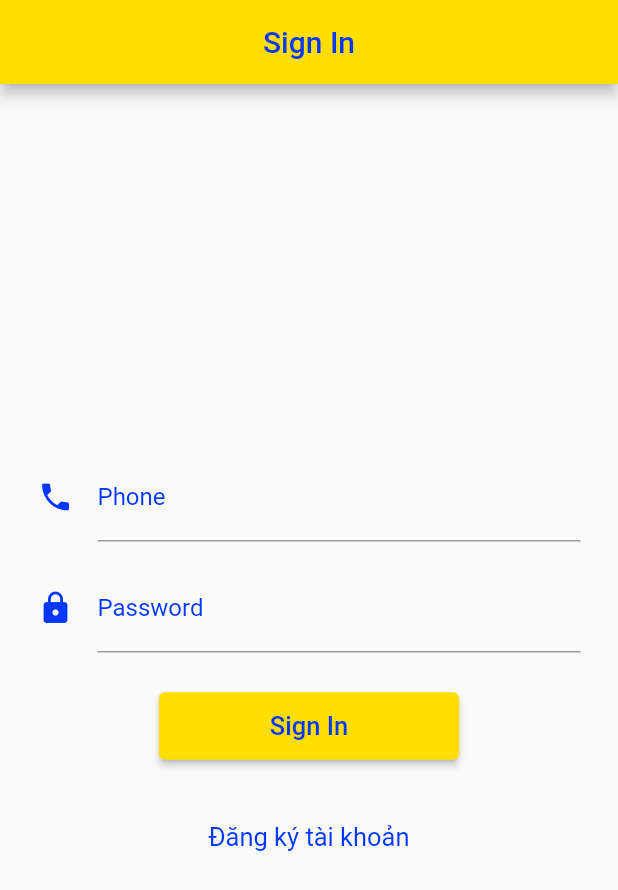
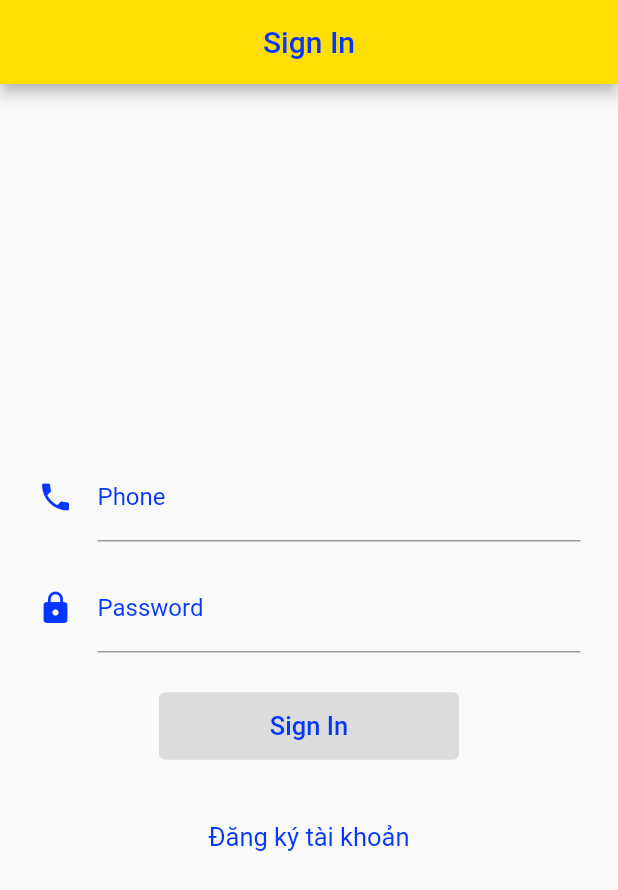
Before and after one commit to pvc2209/flutter_code4func, a Flutter app: the screen it shows after launch, on a phone screen of 412 x 824 dp. Shown: the top 890 px of the screen. Run offline on Flutter 3.47's test engine with Material 2 defaults, Android fonts, the phone set to English and light mode, and no system bars; our stand-ins replace dio, rxdart, shared_preferences, sqflite; accounts and stored records are empty.

```diff
--- a/bai29_flutter_app_bookstore/lib/module/signin/sign_bloc.dart
+++ b/bai29_flutter_app_bookstore/lib/module/signin/sign_bloc.dart
@@ -1,16 +1,74 @@
+import 'dart:async';
+
 import 'package:bai29_flutter_app_bookstore/base/base_bloc.dart';
 import 'package:bai29_flutter_app_bookstore/base/base_event.dart';
 import 'package:bai29_flutter_app_bookstore/data/repo/user_repo.dart';
-import 'package:bai29_flutter_app_bookstore/data/spref/spref.dart';
 import 'package:bai29_flutter_app_bookstore/event/signin_event.dart';
 import 'package:bai29_flutter_app_bookstore/event/signup_event.dart';
-import 'package:bai29_flutter_app_bookstore/shared/model/user_data.dart';
-import 'package:bai29_flutter_app_bookstore/shared/widget/constant.dart';
+import 'package:bai29_flutter_app_bookstore/shared/widget/validation.dart';
+import 'package:rxdart/rxdart.dart';
 
 class SignInBloc extends BaseBloc {
+  // BehaviorSubject là 1 class của thư viện rxdart
+  // tương đương streamController mà thôi (vì nó kế thừa từ StreamController)
+  // các BehaviorSubject giúp gửi thông tin ngược lại cho widget
+  final _phoneSubject = BehaviorSubject<String>();
+  final _passSubject = BehaviorSubject<String>();
+  final _btnSubject = BehaviorSubject<bool>();
+
   final UserRepo _userRepo;
 
-  SignInBloc({required UserRepo userRepo}) : _userRepo = userRepo;
+  SignInBloc({required UserRepo userRepo}) : _userRepo = userRepo {
+    validateForm();
+  }
+
+  var phoneValidation =
+      StreamTransformer<String, String>.fromHandlers(handleData: (phone, sink) {
+    if (Validation.isPhoneValid(phone)) {
+      sink.add("");
+      return;
+    }
+
+    sink.add("Phone Invalid");
+  });
+
+  var passValidation =
+      StreamTransformer<String, String>.fromHandlers(handleData: (pass, sink) {
+    if (Validation.isPassValid(pass)) {
+      sink.add("");
+      return;
+    }
+
+    sink.add("Password too short");
+  });
+
+  // Để nhận dữ liệu vào stream (lắng nghe sự kiện)
+  Stream<String> get phoneStream =>
+      _phoneSubject.stream.transform(phoneValidation);
+
+  // Để đẩy dữ liệu(event) vào stream
+  Sink<String> get phoneSink => _phoneSubject.sink;
+
+  Stream<String> get passStream =>
+      _passSubject.stream.transform(passValidation);
+
+  Sink<String> get passSink => _passSubject.sink;
+
+  Stream<bool> get btnStream => _btnSubject.stream;
+  Sink<bool> get btnSink => _btnSubject.sink;
+
+  void validateForm() {
+    // Rx.combineLatest2: Merges the given Streams into a single Stream sequence by using the [combiner] function whenever any of the stream sequences emits an item.
+    // The Stream will not emit until all streams have emitted at least one item.
+    // => rxdart hay đó
+
+    Rx.combineLatest2(_phoneSubject, _passSubject, (String phone, String pass) {
+      return Validation.isPhoneValid(phone) && Validation.isPassValid(pass);
+    }).listen((enable) {
+      // cái stream vừa được combine sẽ được listen luôn, để phát event cho btnSink
+      btnSink.add(enable);
+    });
+  }
 
   @override
   void dispatchEvent(BaseEvent event) {
@@ -34,4 +92,13 @@ class SignInBloc extends BaseBloc {
   }
 
   void handleSignUp(SignUpEvent event) {}
+
+  @override
+  void dispose() {
+    _phoneSubject.close();
+    _passSubject.close();
+    _btnSubject.close();
+
+    super.dispose();
+  }
 }
--- a/bai29_flutter_app_bookstore/lib/module/signin/sign_page.dart
+++ b/bai29_flutter_app_bookstore/lib/module/signin/sign_page.dart
@@ -45,23 +45,16 @@ class SignInFormWidget extends StatelessWidget {
       ),
       child: Padding(
         padding: const EdgeInsets.symmetric(horizontal: 25),
-        child: Column(
+        child: Consumer<SignInBloc>(
+          builder: (context, bloc, child) => Column(
             mainAxisAlignment: MainAxisAlignment.center,
             children: [
-            _buildPhoneField(),
-            _buildPassField(),
-            Consumer<SignInBloc>(
-              builder: (context, bloc, child) => NormalButton(
-                onPressed: () {
-                  bloc.event.add(SignInEvent(
-                    phone: _txtPhoneController.text,
-                    pass: _txtPassController.text,
-                  ));
-                },
-              ),
-            ),
+              _buildPhoneField(bloc),
+              _buildPassField(bloc),
+              _buildSignInButton(bloc),
               _buildFooter(),
             ],
+          ),
         ),
       ),
     );
@@ -85,14 +78,22 @@ class SignInFormWidget extends StatelessWidget {
     );
   }
 
-  Widget _buildPhoneField() {
-    return Container(
+  Widget _buildPhoneField(SignInBloc bloc) {
+    return StreamProvider(
+      initialData: "",
+      create: (context) => bloc.phoneStream,
+      child: Consumer<String>(
+        builder: (context, message, child) => Container(
           margin: const EdgeInsets.only(bottom: 15.0),
-      child: TextFormField(
+          child: TextField(
+            onChanged: (text) {
+              bloc.phoneSink.add(text);
+            },
             controller: _txtPhoneController,
             cursorColor: Colors.black,
-        keyboardType: TextInputType.phone,
+            // keyboardType: TextInputType.phone,
             decoration: InputDecoration(
+              errorText: message.isEmpty ? null : message,
               icon: Icon(
                 Icons.phone,
                 color: AppColor.blue,
@@ -104,17 +105,27 @@ class SignInFormWidget extends StatelessWidget {
               ),
             ),
           ),
+        ),
+      ),
     );
   }
 
-  Widget _buildPassField() {
-    return Container(
+  Widget _buildPassField(SignInBloc bloc) {
+    return StreamProvider(
+      initialData: "",
+      create: (context) => bloc.passStream,
+      child: Consumer<String>(
+        builder: (context, message, child) => Container(
           margin: const EdgeInsets.only(bottom: 25.0),
-      child: TextFormField(
+          child: TextField(
+            onChanged: (text) {
+              bloc.passSink.add(text);
+            },
             controller: _txtPassController,
             obscureText: true,
             cursorColor: Colors.black,
             decoration: InputDecoration(
+              errorText: message.isEmpty ? null : message,
               icon: Icon(
                 Icons.lock,
                 color: AppColor.blue,
@@ -126,6 +137,27 @@ class SignInFormWidget extends StatelessWidget {
               ),
             ),
           ),
+        ),
+      ),
+    );
+  }
+
+  Widget _buildSignInButton(SignInBloc bloc) {
+    return StreamProvider<bool>(
+      initialData: false,
+      create: (context) => bloc.btnStream,
+      child: Consumer<bool>(
+        builder: (context, enable, child) => NormalButton(
+          onPressed: enable
+              ? () {
+                  bloc.event.add(SignInEvent(
+                    phone: _txtPhoneController.text,
+                    pass: _txtPassController.text,
+                  ));
+                }
+              : null,
+        ),
+      ),
     );
   }
 }
--- a/bai29_flutter_app_bookstore/lib/shared/widget/normal_button.dart
+++ b/bai29_flutter_app_bookstore/lib/shared/widget/normal_button.dart
@@ -3,7 +3,7 @@ import 'package:bai29_flutter_app_bookstore/shared/widget/app_color.dart';
 import 'package:flutter/material.dart';
 
 class NormalButton extends StatelessWidget {
-  final VoidCallback onPressed;
+  final VoidCallback? onPressed;
   const NormalButton({Key? key, required this.onPressed}) : super(key: key);
 
   @override
--- a/bai29_flutter_app_bookstore/pubspec.yaml
+++ b/bai29_flutter_app_bookstore/pubspec.yaml
@@ -37,6 +37,7 @@ dependencies:
   provider: ^6.0.2
   dio: ^4.0.4
   shared_preferences: ^2.0.11
+  rxdart: ^0.27.3
 
 dev_dependencies:
   flutter_test:
```
Also changed, not shown: bai29_flutter_app_bookstore/lib/shared/widget/validation.dart (added, +11 -0 lines), bai29_flutter_app_bookstore/pubspec.lock. Lines whose indentation alone changed are shown as unchanged.
